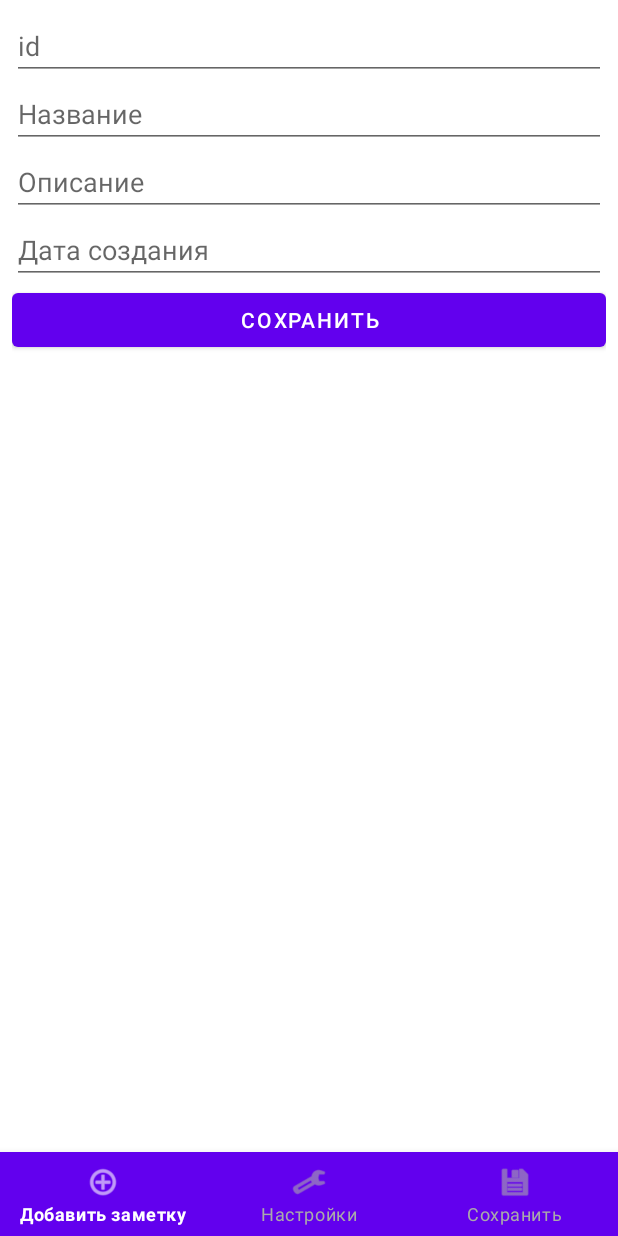
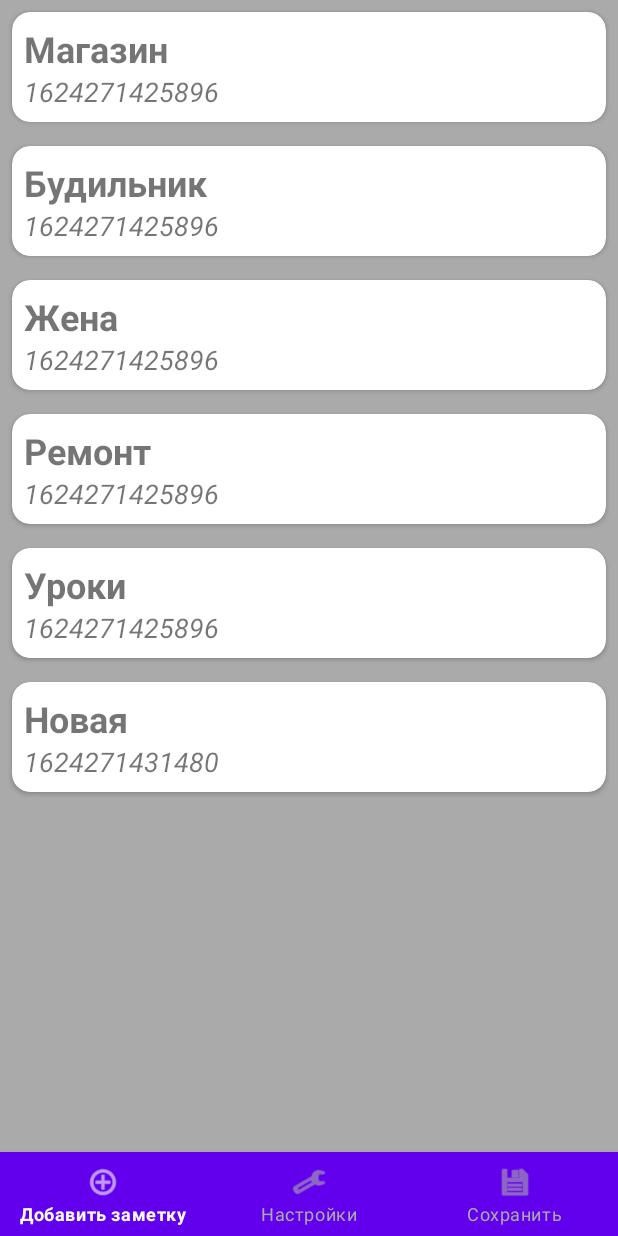
Before and after one commit to pfrost982/Notepad, an Android app: the fragment NoticeFragment placed in its activity, after a tap on "СОХРАНИТЬ", on a phone screen of 412 x 824 dp. Run offline under Robolectric (Android 15) with nearby library versions, the phone set to English and light mode, and no system bars; 4 statements that could not run were skipped.

Commit message:
recyclerView работает

```diff
--- a/app/src/main/java/ru/gb/notepad/MainActivity.java
+++ b/app/src/main/java/ru/gb/notepad/MainActivity.java
@@ -22,6 +22,7 @@ public class MainActivity extends AppCompatActivity implements NoticeFragment.Co
                     switch (id) {
                         case R.id.action_add:
                             Log.d("@@@", "onNavigationItemSelected: add");
+                            openNotice(new Notice(Notice.generateNewId(), "Новая", "Новая", Notice.getCurrentDate()));
                             return true;
                         case R.id.action_settings:
                             Log.d("@@@", "onNavigationItemSelected: settings");
@@ -50,6 +51,7 @@ public class MainActivity extends AppCompatActivity implements NoticeFragment.Co
 
     @Override
     public void saveNotice(Notice notice) {
+        notepad.addNotice(notice);
         getSupportFragmentManager()
                 .beginTransaction()
                 .replace(R.id.container, NoticeListFragment.newInstance(notepad.getNoticeList()))
--- /dev/null
+++ b/app/src/main/java/ru/gb/notepad/NoteViewHolder.java
@@ -0,0 +1,35 @@
+package ru.gb.notepad;
+
+import android.view.LayoutInflater;
+import android.view.ViewGroup;
+import android.widget.TextView;
+
+import androidx.annotation.NonNull;
+import androidx.annotation.Nullable;
+import androidx.cardview.widget.CardView;
+import androidx.recyclerview.widget.RecyclerView;
+
+public class NoteViewHolder extends RecyclerView.ViewHolder {
+    private final TextView titleTextView;
+    private final TextView dateTextView;
+    private final CardView cardView;
+    private Notice notice;
+
+    public NoteViewHolder(@NonNull ViewGroup parent, @Nullable ru.gb.notepad.NotesAdapter.OnItemClickListener clickListener) {
+        super(LayoutInflater.from(parent.getContext()).inflate(R.layout.item_note, parent, false));
+        cardView = (CardView) itemView;
+        titleTextView = itemView.findViewById(R.id.title_text_view);
+        dateTextView = itemView.findViewById(R.id.date_text_view);
+        cardView.setOnClickListener(v -> {
+            if (clickListener != null) {
+                clickListener.onItemClick(notice);
+            }
+        });
+    }
+
+    public void bind(Notice notice) {
+        this.notice = notice;
+        titleTextView.setText(notice.title);
+        dateTextView.setText(Long.toString(notice.dateOfCreation));
+    }
+}
--- a/app/src/main/java/ru/gb/notepad/Notepad.java
+++ b/app/src/main/java/ru/gb/notepad/Notepad.java
@@ -1,4 +1,6 @@
 package ru.gb.notepad;
+
+import androidx.annotation.Nullable;
 
 import java.util.ArrayList;
 
@@ -9,11 +11,27 @@ public class Notepad {
         noticeList = new ArrayList<Notice>();
     }
 
-    public void addNotice(Notice notice) {
-        noticeList.add(notice);
+    @Nullable
+    private Notice findNoteWithId(String id) {
+        for (Notice note : noticeList) {
+            if (note.id.equals(id)) {
+                return note;
+            }
+        }
+        return null;
     }
 
     public ArrayList<Notice> getNoticeList() {
         return noticeList;
     }
+
+    public void addNotice(Notice newNote) {
+        Notice sameNote = findNoteWithId(newNote.id);
+        if (sameNote != null) {
+            noticeList.remove(sameNote);
+        }
+        noticeList.add(newNote);
+    }
+
+
 }
--- /dev/null
+++ b/app/src/main/java/ru/gb/notepad/NotesAdapter.java
@@ -0,0 +1,43 @@
+package ru.gb.notepad;
+
+import android.view.ViewGroup;
+
+import androidx.annotation.NonNull;
+import androidx.recyclerview.widget.RecyclerView;
+
+import java.util.ArrayList;
+import java.util.List;
+
+public class NotesAdapter extends RecyclerView.Adapter<NoteViewHolder> {
+    private List<Notice> data = new ArrayList<>();
+    private OnItemClickListener onItemClickListener;
+
+    interface OnItemClickListener {
+        void onItemClick(Notice note);
+    }
+
+    public void setOnItemClickListener(OnItemClickListener onItemClickListener) {
+        this.onItemClickListener = onItemClickListener;
+    }
+
+    public void setData(List<Notice> notes) {
+        data = notes;
+        notifyDataSetChanged();
+    }
+
+    @NonNull
+    @Override
+    public NoteViewHolder onCreateViewHolder(@NonNull ViewGroup parent, int viewType) {
+        return new NoteViewHolder(parent, onItemClickListener);
+    }
+
+    @Override
+    public void onBindViewHolder(@NonNull NoteViewHolder holder, int position) {
+        holder.bind(data.get(position));
+    }
+
+    @Override
+    public int getItemCount() {
+        return data.size();
+    }
+}
--- a/app/src/main/java/ru/gb/notepad/NoticeListFragment.java
+++ b/app/src/main/java/ru/gb/notepad/NoticeListFragment.java
@@ -1,27 +1,28 @@
 package ru.gb.notepad;
 
-import android.app.Activity;
 import android.content.Context;
 import android.os.Bundle;
 
+import androidx.annotation.NonNull;
+import androidx.annotation.Nullable;
 import androidx.fragment.app.Fragment;
+import androidx.recyclerview.widget.LinearLayoutManager;
+import androidx.recyclerview.widget.RecyclerView;
 
 import android.view.LayoutInflater;
 import android.view.View;
 import android.view.ViewGroup;
 import android.widget.Button;
-import android.widget.LinearLayout;
-import android.widget.PopupMenu;
-import android.widget.Toast;
-
-import com.google.android.material.button.MaterialButton;
 
 import java.util.ArrayList;
+import java.util.List;
 
 public class NoticeListFragment extends Fragment {
     private static final String ARG_LIST = "param_list";
     private ArrayList<Notice> noticeList;
-    private LinearLayout linearLayout;
+
+    private RecyclerView recyclerView;
+    private NotesAdapter adapter;
 
     public NoticeListFragment() {
     }
@@ -31,15 +32,8 @@ public class NoticeListFragment extends Fragment {
         Bundle args = new Bundle();
         args.putParcelableArrayList(ARG_LIST, noticeList);
         fragment.setArguments(args);
+        fragment.noticeList = noticeList;
         return fragment;
-    }
-
-    @Override
-    public void onAttach(Context context) {
-        super.onAttach(context);
-        if (!(context instanceof Controller)) {
-            throw new RuntimeException("Activity must implement NoticeListFragment.Controller");
-        }
     }
 
     @Override
@@ -51,50 +45,38 @@ public class NoticeListFragment extends Fragment {
     }
 
     @Override
-    public View onCreateView(LayoutInflater inflater, ViewGroup container,
-                             Bundle savedInstanceState) {
-        return inflater.inflate(R.layout.fragment_notice_list, container, false);
+    public View onCreateView(LayoutInflater inflater, ViewGroup container, Bundle savedInstanceState) {
+        View view = inflater.inflate(R.layout.fragment_notice_list, container, false);
+        recyclerView = view.findViewById(R.id.recycler_view);
+        return view;
     }
 
     @Override
-    public void onViewCreated(View view, Bundle savedInstanceState) {
-        super.onViewCreated(view, savedInstanceState);
-        linearLayout = view.findViewById(R.id.linear_id);
+    public void onViewCreated(@NonNull View view, @Nullable Bundle savedInstanceState) {
+        adapter = new NotesAdapter();
+        adapter.setOnItemClickListener(getController()::openNotice);
+        recyclerView.setLayoutManager(new LinearLayoutManager(getContext()));
+        recyclerView.setAdapter(adapter);
+        renderList(noticeList);
+    }
 
-        for (int i = 0; i < noticeList.size(); i++) {
-            addNoticeToList(noticeList.get(i));
+    @Override
+    public void onAttach(@NonNull Context context) {
+        super.onAttach(context);
+        if (!(context instanceof Controller)) {
+            throw new IllegalStateException("Activity must implement Contract");
         }
     }
 
-    private void addNoticeToList(Notice notice) {
-        Button button = new MaterialButton(getContext());
-        button.setText(notice.title);
-        Activity activity = requireActivity();
-        button.setOnClickListener(v -> {
-            PopupMenu popupMenu = new PopupMenu(activity, button);
-            popupMenu.inflate(R.menu.popup);
-            popupMenu.setOnMenuItemClickListener(menuItem -> {
-                int id = menuItem.getItemId();
-                switch (id) {
-                    case R.id.item1_popup:
-                        Toast.makeText(getContext(), "Почти удалил", Toast.LENGTH_SHORT).show();
-                        return true;
-                    case R.id.item2_popup:
-                        Toast.makeText(getContext(), "Почти отредактировал", Toast.LENGTH_SHORT).show();
-                        return true;
-                    case R.id.item3_popup:
-                        ((Controller) getActivity()).openNotice(notice);
-                        return true;
-                }
-                return true;
-            });
-            popupMenu.show();
-        });
-        linearLayout.addView(button);
+    private void renderList(List<Notice> noticeList) {
+        adapter.setData(noticeList);
     }
 
-    public interface Controller {
+    private Controller getController() {
+        return (Controller) getActivity();
+    }
+
+    interface Controller {
         void openNotice(Notice notice);
     }
-
 }
--- a/app/src/main/res/layout/fragment_notice_list.xml
+++ b/app/src/main/res/layout/fragment_notice_list.xml
@@ -1,13 +1,18 @@
 <?xml version="1.0" encoding="utf-8"?>
-<LinearLayout xmlns:android="http://schemas.android.com/apk/res/android"
-    xmlns:tools="http://schemas.android.com/tools"
-    android:id="@+id/linear_id"
+<androidx.constraintlayout.widget.ConstraintLayout xmlns:android="http://schemas.android.com/apk/res/android"
+    xmlns:app="http://schemas.android.com/apk/res-auto"
     android:layout_width="match_parent"
     android:layout_height="match_parent"
-    android:gravity="center"
-    android:orientation="vertical"
-    android:background="@color/white"
-    android:padding="@dimen/padding"
-    tools:context=".MainActivity">
+    android:background="@color/bottom_navigation_item_background_colors">
 
-</LinearLayout>
+    <androidx.recyclerview.widget.RecyclerView
+        android:id="@+id/recycler_view"
+        android:layout_width="match_parent"
+        android:layout_height="match_parent"
+        android:orientation="vertical"
+        app:layout_constraintEnd_toEndOf="parent"
+        app:layout_constraintStart_toStartOf="parent"
+        app:layout_constraintTop_toTopOf="parent" />
+
+
+</androidx.constraintlayout.widget.ConstraintLayout>
--- a/app/src/main/res/layout/item_note.xml
+++ b/app/src/main/res/layout/item_note.xml
@@ -4,7 +4,7 @@
     xmlns:tools="http://schemas.android.com/tools"
     android:layout_width="match_parent"
     android:layout_height="wrap_content"
-    android:layout_margin="@dimen/default_padding"
+    android:layout_margin= "@dimen/default_margin"
     android:orientation="vertical"
     app:cardCornerRadius="@dimen/note_card_radius"
     app:contentPadding="@dimen/default_padding">
@@ -18,7 +18,7 @@
             android:id="@+id/title_text_view"
             android:layout_width="wrap_content"
             android:layout_height="wrap_content"
-            android:textSize="@dimen/note_item_subject_text_size"
+            android:textSize="@dimen/note_item_title_text_size"
             android:textStyle="bold"
             tools:text="Я заголовок" />
 
--- a/app/src/main/res/values/colors.xml
+++ b/app/src/main/res/values/colors.xml
@@ -7,4 +7,5 @@
     <color name="teal_700">#FF018786</color>
     <color name="black">#FF000000</color>
     <color name="white">#FFFFFFFF</color>
+    <color name="list_background_color">#C0918E</color>
 </resources>
--- a/app/src/main/res/values/dimens.xml
+++ b/app/src/main/res/values/dimens.xml
@@ -2,8 +2,10 @@
 <resources>
     <dimen name="text_size">18sp</dimen>
     <dimen name="padding">8dp</dimen>
-    <dimen name="default_padding">8</dimen>
-    <dimen name="note_card_radius">8</dimen>
-    <dimen name="note_item_subject_text_size">12</dimen>
-    <dimen name="note_item_date_text_size">12</dimen>
+    <dimen name="default_padding">8dp</dimen>
+    <dimen name="note_card_radius">12dp</dimen>
+    <dimen name="note_item_title_text_size">24sp</dimen>
+    <dimen name="note_item_date_text_size">18sp</dimen>
+    <dimen name="button_height">54dp</dimen>
+    <dimen name="default_margin">8dp</dimen>
 </resources>
--- a/app/src/main/res/values/strings.xml
+++ b/app/src/main/res/values/strings.xml
@@ -11,4 +11,5 @@
     <string name="add">Добавить заметку</string>
     <string name="settings">Настройки</string>
     <string name="id">id</string>
+    <string name="create_note_button">Новая заметка</string>
 </resources>
```
